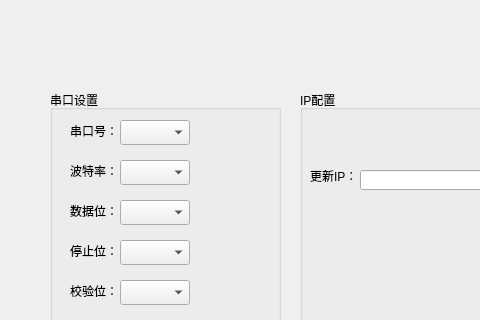
Before: the Qt Designer form settings.ui in Paul099/Battery_inst_ljs, drawn with Qt 5; both pictures show x 0 to 480 and y 0 to 320 of the 674 by 562 pixel window.
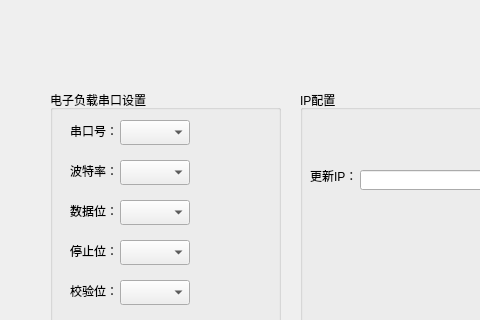
After: the same form once the commit is applied. Icons and pictures are not drawn.

What changed in the file:
```diff
--- a/settings.ui
+++ b/settings.ui
@@ -65,7 +65,7 @@
     </rect>
    </property>
    <property name="title">
-    <string>串口设置</string>
+    <string>电子负载串口设置</string>
    </property>
    <widget class="QComboBox" name="comboBox">
     <property name="geometry">
```
Left out of the diff: 5 changed lines with no effect on the pictures.
